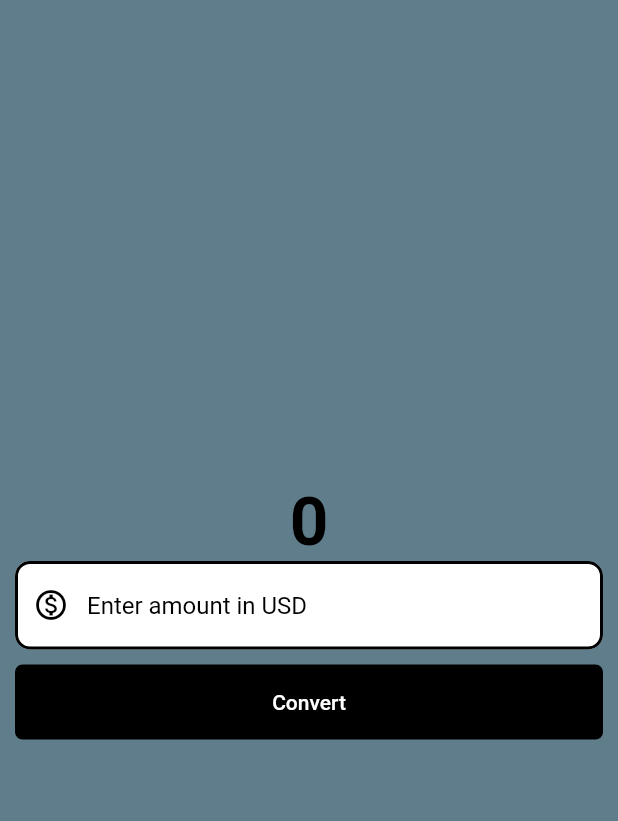
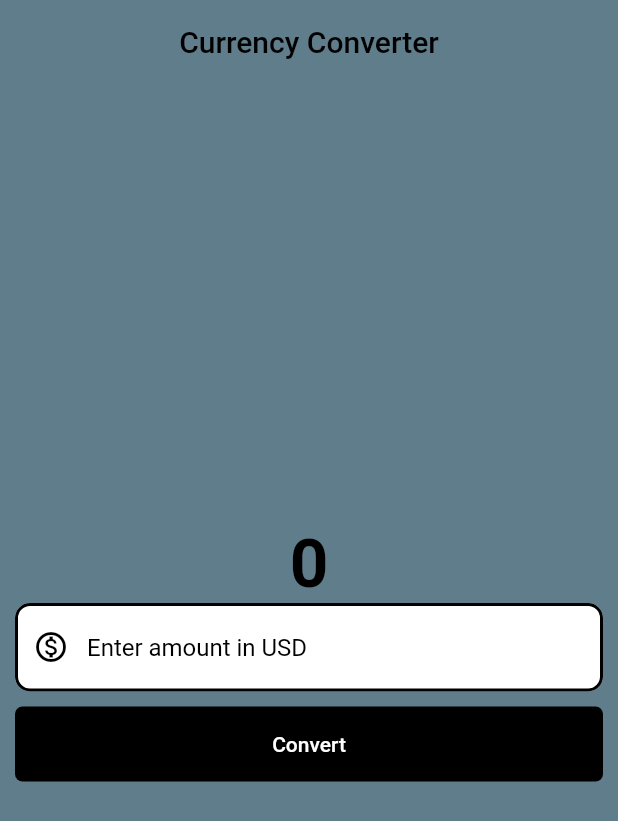
Before and after one commit to Chukwujekwu1/currency_converter_app, a Flutter app: the screen it shows after launch, on a phone screen of 412 x 824 dp. Shown: the top 821 px of the screen. Run offline on Flutter 3.47's test engine with Material 2 defaults, Android fonts, the phone set to English and light mode, and no system bars.

Commit message:
understanding appbar and its styling

```diff
--- a/lib/currency_converter_material_page.dart
+++ b/lib/currency_converter_material_page.dart
@@ -18,6 +18,17 @@ class CurrencyConverterMaterialPage extends StatelessWidget {
 
     //!
     return Scaffold(
+      appBar: AppBar(
+        title: const Text(
+          "Currency Converter",
+          style: TextStyle(
+            color: Colors.black,
+          ),
+        ),
+        backgroundColor: Colors.blueGrey,
+        centerTitle: true,
+        elevation: 0,
+      ),
       backgroundColor: Colors.blueGrey,
       body: Center(
         child: Column(
```
